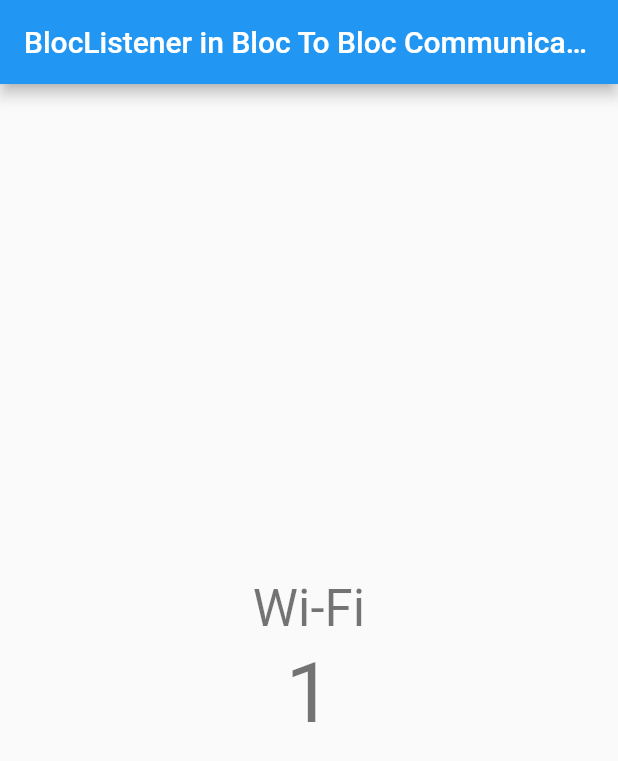
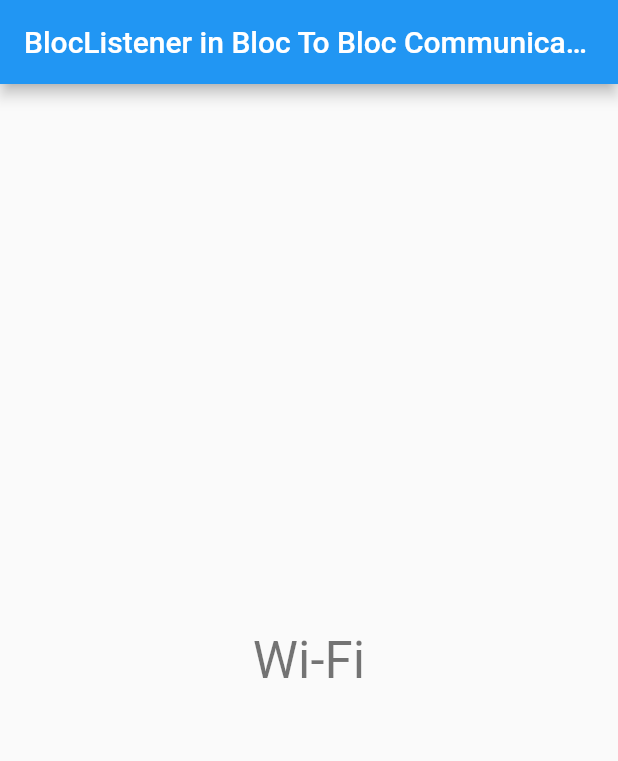
Before and after one commit to SinaSys/counter_with_cubit_flutter, a Flutter app: the screen it shows after launch, on a phone screen of 412 x 824 dp. Shown: the top 761 px of the screen. Run offline on Flutter 3.47's test engine with Material 2 defaults, Android fonts, the light colour scheme and no system bars; our stand-ins replace bloc, connectivity_plus, flutter_bloc.

Commit message:
correct format

```diff
--- a/lib/main.dart
+++ b/lib/main.dart
@@ -69,10 +69,6 @@ class MyHomePage extends StatelessWidget {
                 return CircularProgressIndicator();
               },
             ),
-            SizedBox(height: 4,),
-            BlocBuilder<CounterCubit, CounterState>(builder: (context, state) {
-              return Text(state.counterValue.toString(),style: Theme.of(context).textTheme.headline2,);
-            })
           ],
         ),
       ),
```
